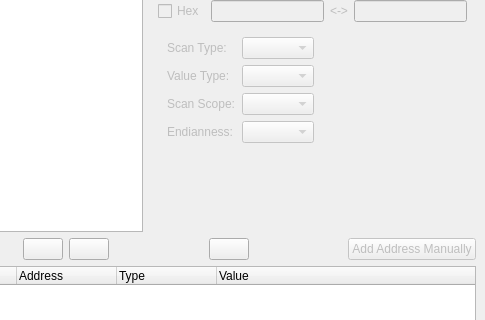
This is GUI/MainWindow.ui in korcankaraokcu/PINCE as Qt 5 draws it before an edit; both pictures show x 193 to 678 and y 83 to 403 of the 678 by 636 pixel window. The edited form follows.
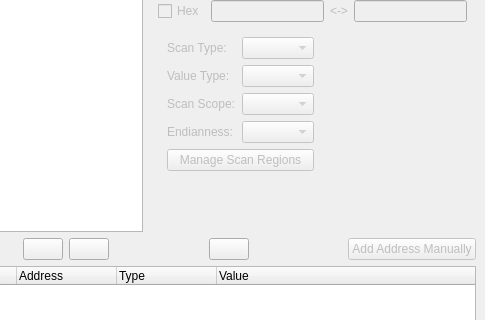
This is the edited form. Custom widgets are drawn as their Qt base class.

Commit message: Add ability to filter scan regions

What changed in the file:
```diff
--- a/GUI/MainWindow.ui
+++ b/GUI/MainWindow.ui
@@ -506,6 +506,13 @@
                 </item>
                </layout>
               </item>
+              <item>
+               <widget class="QPushButton" name="pushButton_ScanRegions">
+                <property name="text">
+                 <string>Manage Scan Regions</string>
+                </property>
+               </widget>
+              </item>
               <item>
                <spacer name="verticalSpacer">
                 <property name="orientation">
```
The commit also changes 6 other files.
